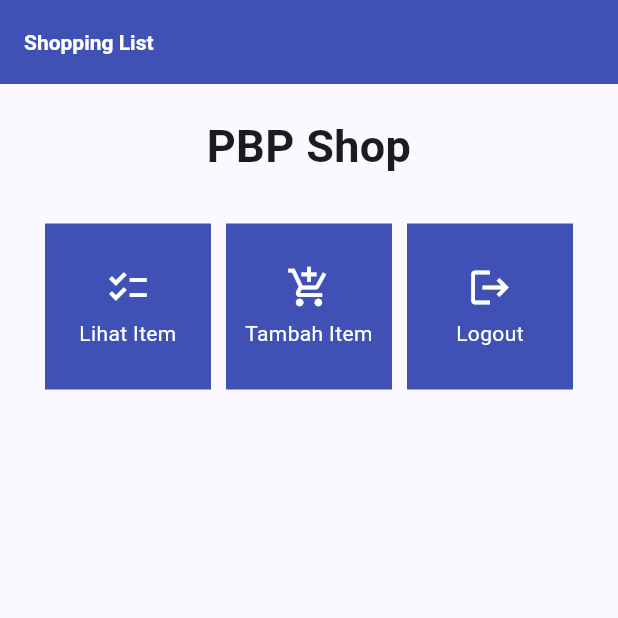
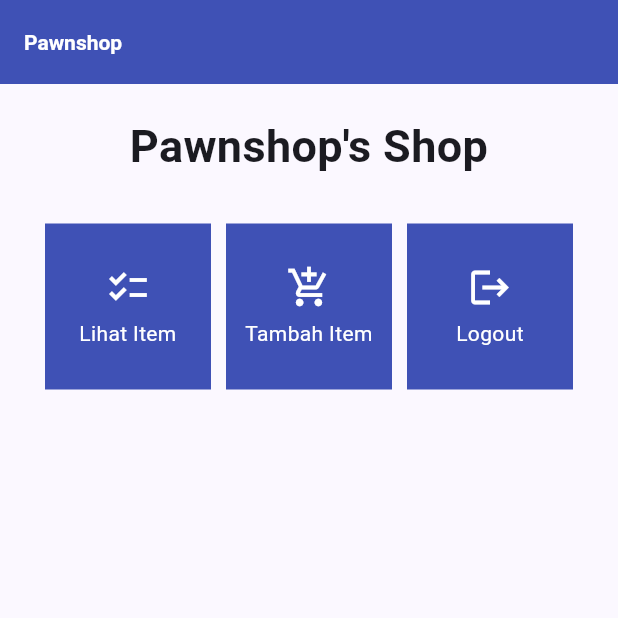
Before and after one commit to Deacher/pawnshop-mobile, a Flutter app: the screen it shows after launch, on a phone screen of 412 x 824 dp, the top half of it. Run offline on Flutter 3.47's test engine with Material 2 defaults, Android fonts, the phone set to English and light mode, and no system bars.

Commit message:
update menu

```diff
--- a/lib/menu.dart
+++ b/lib/menu.dart
@@ -27,7 +27,7 @@ class MyHomePage extends StatelessWidget {
         return Scaffold(
       appBar: AppBar(
         title: const Text(
-          'Shopping List',
+          'Pawnshop',
         ),
         titleTextStyle: const TextStyle(
           color: Colors.white,
@@ -45,7 +45,7 @@ class MyHomePage extends StatelessWidget {
                 padding: EdgeInsets.only(top: 10.0, bottom: 10.0),
                 // Widget Text untuk menampilkan tulisan dengan alignment center dan style yang sesuai
                 child: Text(
-                  'PBP Shop', // Text yang menandakan toko
+                  'Pawnshop\'s Shop', // Text yang menandakan toko
                   textAlign: TextAlign.center,
                   style: TextStyle(
                     fontSize: 30,
```
